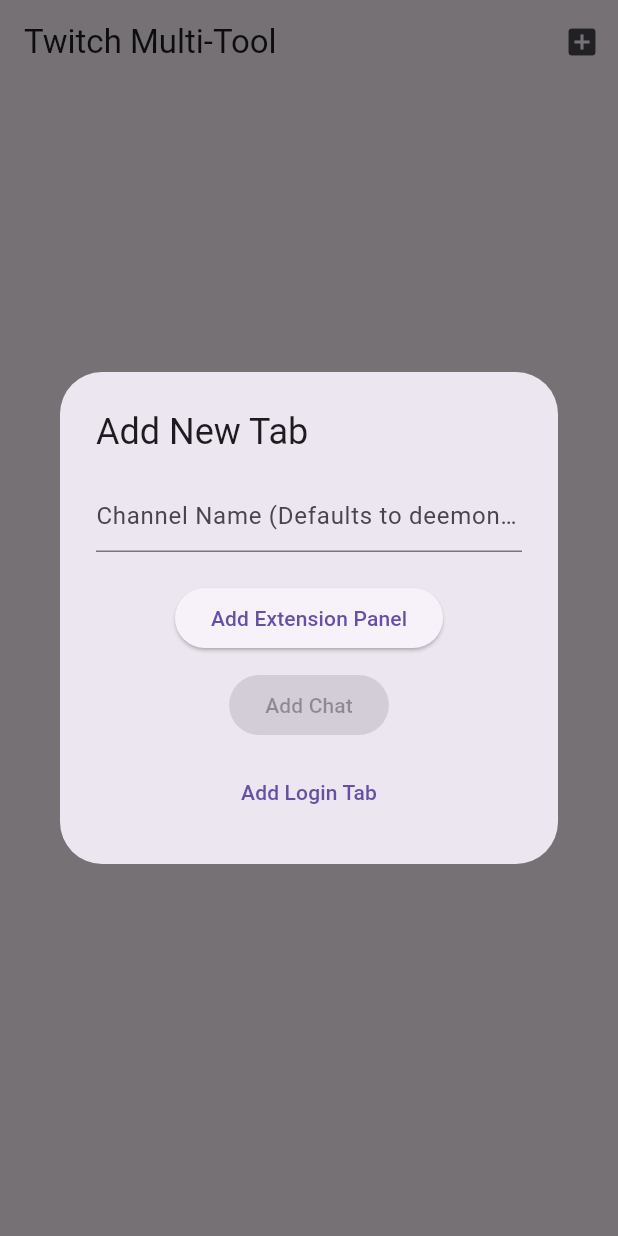
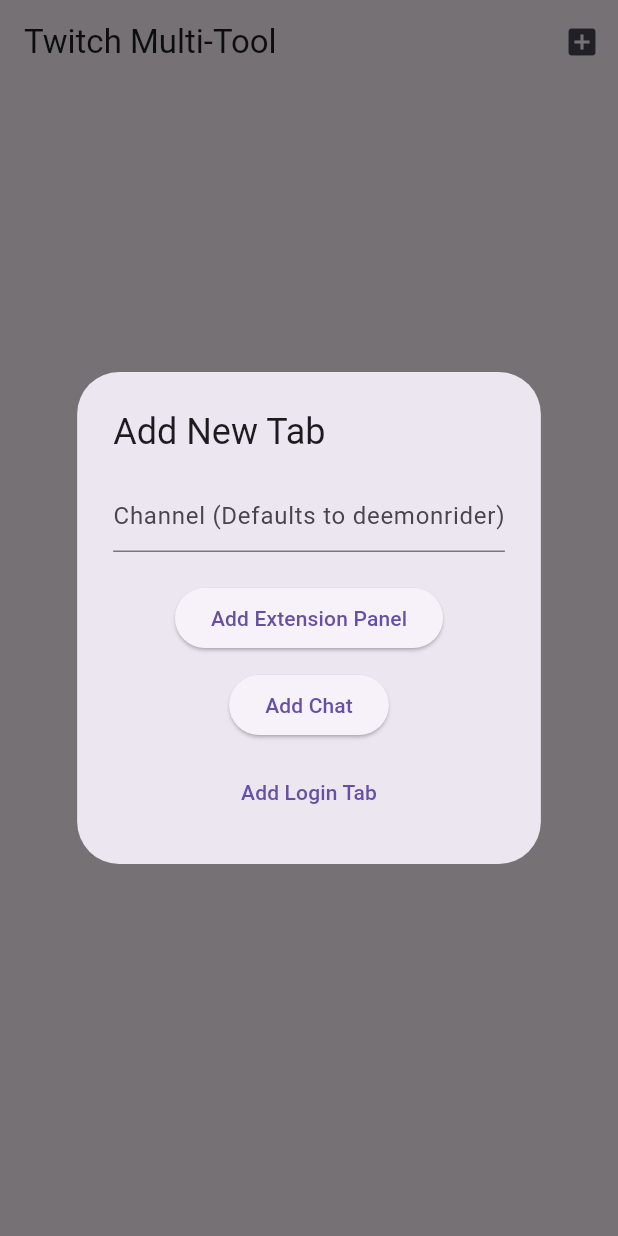
Before and after one commit to JoshuaGutz/my_android_app, a Flutter app: the screen it shows after launch, after a tap on the "add box" icon, on a phone screen of 412 x 824 dp. Run offline on Flutter 3.47's test engine with Material 3 defaults, Android fonts, the phone set to English and light mode, and no system bars; our stand-ins replace webview_flutter.

Commit message:
Increased tab bar height, forced navigation to stay in app, chat defaults to deemonrider

```diff
--- a/lib/main.dart
+++ b/lib/main.dart
@@ -24,7 +24,6 @@
   @override
   void initState() {
     super.initState();
-    // We start with no tabs now, which triggers the auto-popup logic
     WidgetsBinding.instance.addPostFrameCallback((_) => _checkTabsAndShowDialog());
   }
 
@@ -34,13 +33,25 @@
     }
   }
 
+  // Helper to create a controller with "Deep Link" protection
+  WebViewController _createController(String url) {
+    return WebViewController()
+      ..setJavaScriptMode(JavaScriptMode.unrestricted)
+      ..setNavigationDelegate(
+        NavigationDelegate(
+          onNavigationRequest: (NavigationRequest request) {
+            // This prevents the "Open in Twitch App" popup by forcing
+            // all navigation to stay inside THIS webview.
+            return NavigationDecision.navigate;
+          },
+        ),
+      )
+      ..loadRequest(Uri.parse(url));
+  }
+
   void _addTab(String title, String url) {
     setState(() {
-      final newController = WebViewController()
-        ..setJavaScriptMode(JavaScriptMode.unrestricted)
-        ..loadRequest(Uri.parse(url));
-
-      myTabs.add(TwitchTab(title: title, controller: newController));
+      myTabs.add(TwitchTab(title: title, controller: _createController(url)));
       _tabController = TabController(length: myTabs.length, vsync: this);
       _tabController!.animateTo(myTabs.length - 1);
     });
@@ -53,7 +64,7 @@
         _tabController = TabController(length: myTabs.length, vsync: this);
       } else {
         _tabController = null;
-        _checkTabsAndShowDialog(); // Show dialog if last tab closed
+        _checkTabsAndShowDialog();
       }
     });
   }
@@ -64,10 +75,7 @@
       appBar: AppBar(
         title: const Text("Twitch Multi-Tool"),
         actions: [
-          IconButton(
-            icon: const Icon(Icons.add_box),
-            onPressed: () => _showAddDialog(),
-          ),
+          IconButton(icon: const Icon(Icons.add_box), onPressed: () => _showAddDialog()),
           if (myTabs.isNotEmpty)
             IconButton(
               icon: const Icon(Icons.refresh),
@@ -76,13 +84,15 @@
         ],
       ),
       body: myTabs.isEmpty
-        ? const Center(child: Text("No tabs open. Tap + to add one."))
+        ? const Center(child: Text("No tabs open."))
         : TabBarView(
             controller: _tabController,
-            physics: const NeverScrollableScrollPhysics(), // FIX: Disables swipe to switch tabs
+            physics: const NeverScrollableScrollPhysics(),
             children: myTabs.map((tab) => WebViewWidget(controller: tab.controller)).toList(),
           ),
-      bottomNavigationBar: myTabs.isEmpty ? null : Material(
+      // Sizedbox here makes the bottom bar 50% thicker (height 80 instead of standard ~50)
+      bottomNavigationBar: myTabs.isEmpty ? null : Container(
+        height: 80,
         color: Theme.of(context).primaryColor,
         child: TabBar(
           controller: _tabController,
@@ -93,11 +103,11 @@
               child: Row(
                 mainAxisSize: MainAxisSize.min,
                 children: [
-                  Text(entry.value.title, style: const TextStyle(color: Colors.white)),
-                  const SizedBox(width: 8),
+                  Text(entry.value.title, style: const TextStyle(color: Colors.white, fontSize: 16)),
+                  const SizedBox(width: 12),
                   GestureDetector(
                     onTap: () => _closeTab(entry.key),
-                    child: const Icon(Icons.close, size: 16, color: Colors.white),
+                    child: const Icon(Icons.close, size: 20, color: Colors.white),
                   ),
                 ],
               ),
@@ -110,13 +120,10 @@
 
   void _showAddDialog() {
     TextEditingController channelController = TextEditingController();
-
     showDialog(
       context: context,
-      barrierDismissible: myTabs.isNotEmpty, // Cannot tap outside to close if 0 tabs
+      barrierDismissible: myTabs.isNotEmpty,
       builder: (context) {
-        return StatefulBuilder( // Allows the dialog buttons to update as you type
-          builder: (context, setDialogState) {
         return AlertDialog(
           title: const Text("Add New Tab"),
           content: Column(
@@ -124,13 +131,11 @@
             children: [
               TextField(
                 controller: channelController,
-                    decoration: const InputDecoration(hintText: "Channel Name (Defaults to deemonrider)"),
-                    onChanged: (val) => setDialogState(() {}), // Refresh buttons as you type
+                decoration: const InputDecoration(hintText: "Channel (Defaults to deemonrider)"),
               ),
               const SizedBox(height: 20),
               ElevatedButton(
                 onPressed: () {
-                      // Whitespace stripping logic
                   String name = channelController.text.trim();
                   if (name.isEmpty) name = "deemonrider";
                   _addTab("Panel: $name", "https://www.twitch.tv/popout/$name/extensions/pm0qkv9g4h87t5y6lg329oam8j7ze9/panel");
@@ -140,9 +145,9 @@
               ),
               const SizedBox(height: 10),
               ElevatedButton(
-                    // Greyed out logic: null onPressed = disabled button
-                    onPressed: channelController.text.trim().isEmpty ? null : () {
+                onPressed: () {
                   String name = channelController.text.trim();
+                  if (name.isEmpty) name = "deemonrider"; // Default for chat too!
                   _addTab("Chat: $name", "https://www.twitch.tv/popout/$name/chat?popout=");
                   Navigator.pop(context);
                 },
@@ -159,8 +164,6 @@
             ],
           ),
         );
-          }
-        );
       },
     );
   }
```
Lines whose indentation alone changed are shown as unchanged.
